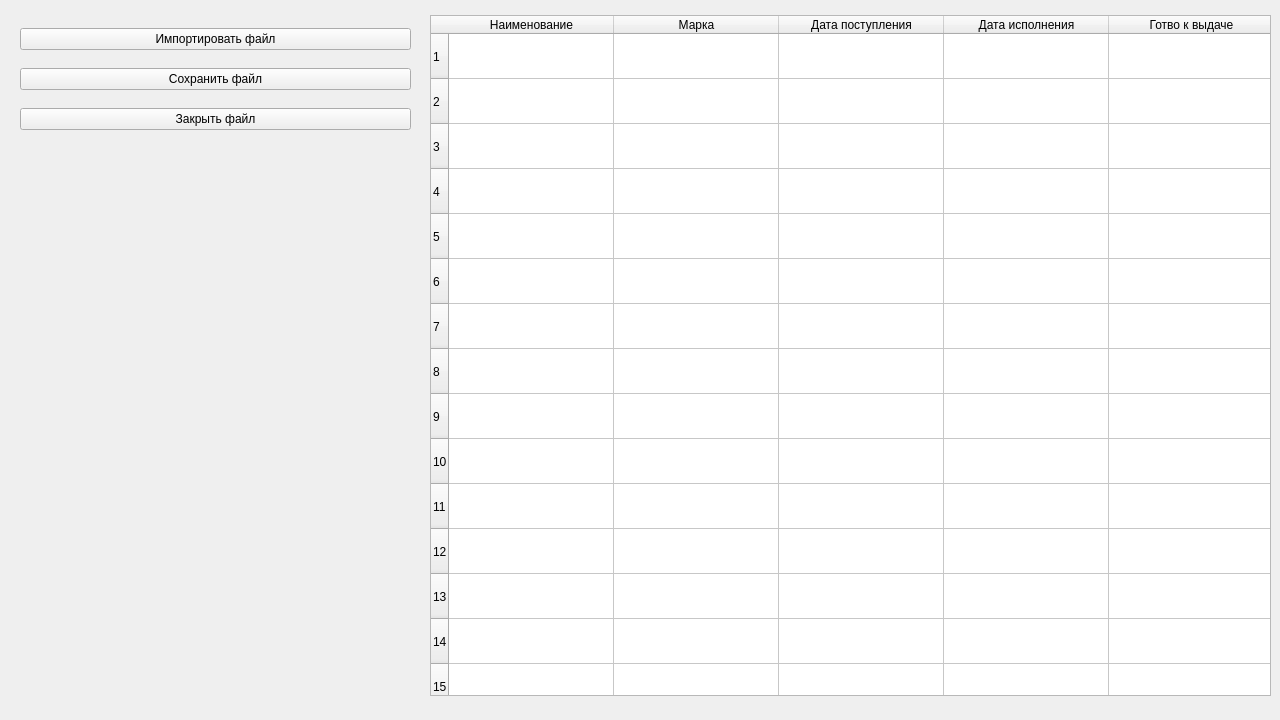
Before: the Qt Designer form LabWork_2/Task_2/mainwindow.ui in Max2772/FoA-P-2-Semester-, drawn with Qt 5.
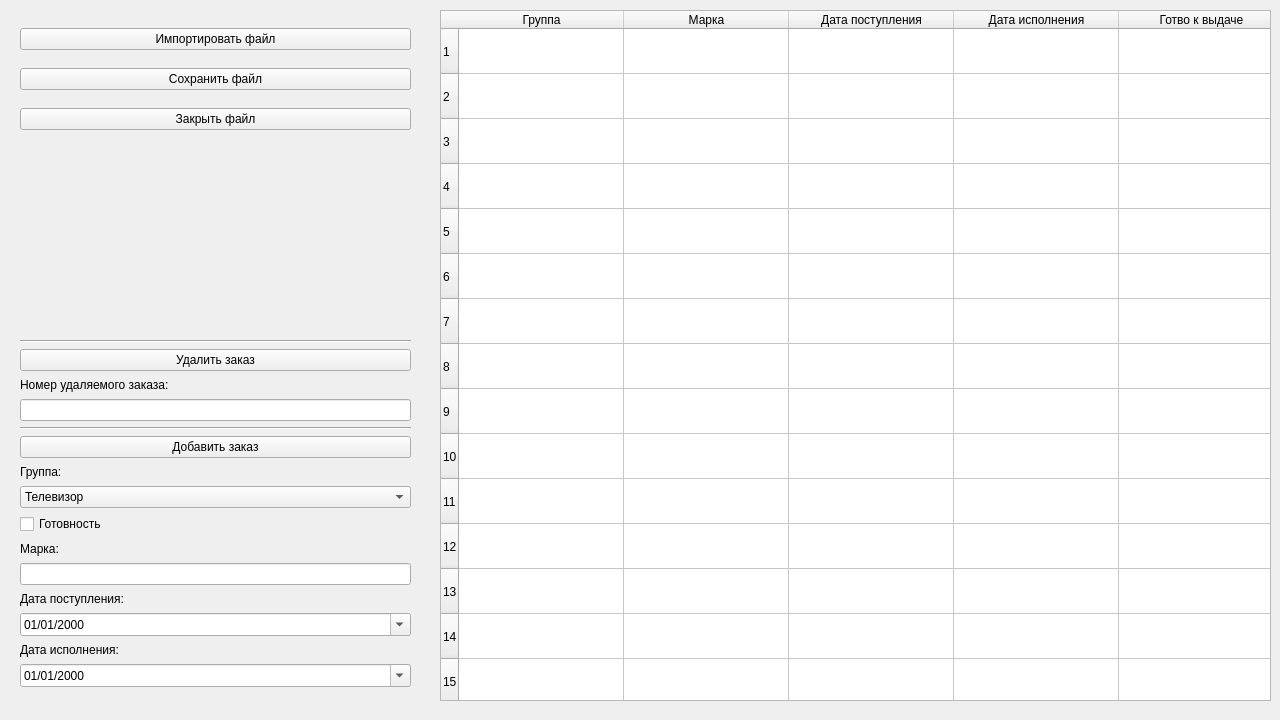
After: the same form once the commit is applied. Icons and pictures are not drawn.

Diff of the .ui file:
```diff
--- a/LabWork_2/Task_2/mainwindow.ui
+++ b/LabWork_2/Task_2/mainwindow.ui
@@ -44,10 +44,10 @@
    <widget class="QTableWidget" name="tableWidget">
     <property name="geometry">
      <rect>
-      <x>430</x>
-      <y>15</y>
-      <width>841</width>
-      <height>681</height>
+      <x>440</x>
+      <y>10</y>
+      <width>831</width>
+      <height>691</height>
      </rect>
     </property>
     <property name="sizePolicy">
@@ -133,7 +133,7 @@
     <row/>
     <column>
      <property name="text">
-      <string>Наименование</string>
+      <string>Группа</string>
      </property>
     </column>
     <column>
@@ -196,6 +196,156 @@
      </item>
     </layout>
    </widget>
+   <widget class="QWidget" name="verticalLayoutWidget_2">
+    <property name="geometry">
+     <rect>
+      <x>20</x>
+      <y>340</y>
+      <width>391</width>
+      <height>356</height>
+     </rect>
+    </property>
+    <layout class="QVBoxLayout" name="verticalLayout_2">
+     <item>
+      <widget class="Line" name="line">
+       <property name="orientation">
+        <enum>Qt::Horizontal</enum>
+       </property>
+      </widget>
+     </item>
+     <item>
+      <widget class="QPushButton" name="pushButtonDeleteOrder">
+       <property name="text">
+        <string>Удалить заказ</string>
+       </property>
+      </widget>
+     </item>
+     <item>
+      <widget class="QLabel" name="labelDeleteOrder">
+       <property name="text">
+        <string>Номер удаляемого заказа:</string>
+       </property>
+      </widget>
+     </item>
+     <item>
+      <widget class="QLineEdit" name="lineEditDeleteOrder"/>
+     </item>
+     <item>
+      <widget class="Line" name="line_2">
+       <property name="orientation">
+        <enum>Qt::Horizontal</enum>
+       </property>
+      </widget>
+     </item>
+     <item>
+      <widget class="QPushButton" name="pushButtonAdd">
+       <property name="text">
+        <string>Добавить заказ</string>
+       </property>
+      </widget>
+     </item>
+     <item>
+      <widget class="QLabel" name="labelGroupName">
+       <property name="text">
+        <string>Группа: </string>
+       </property>
+      </widget>
+     </item>
+     <item>
+      <widget class="QComboBox" name="comboBoxGroupName">
+       <property name="currentText">
+        <string>Телевизор</string>
+       </property>
+       <item>
+        <property name="text">
+         <string>Телевизор</string>
+        </property>
+       </item>
+       <item>
+        <property name="text">
+         <string>Радиотелефон</string>
+        </property>
+       </item>
+       <item>
+        <property name="text">
+         <string>Радио</string>
+        </property>
+       </item>
+       <item>
+        <property name="text">
+         <string>Музыкальный центр</string>
+        </property>
+       </item>
+       <item>
+        <property name="text">
+         <string>Прочее</string>
+        </property>
+       </item>
+      </widget>
+     </item>
+     <item>
+      <widget class="QCheckBox" name="checkBoxIsCompleted">
+       <property name="text">
+        <string>Готовность</string>
+       </property>
+      </widget>
+     </item>
+     <item>
+      <widget class="QLabel" name="labelBrand">
+       <property name="text">
+        <string>Марка:</string>
+       </property>
+      </widget>
+     </item>
+     <item>
+      <widget class="QLineEdit" name="lineEditBrand"/>
+     </item>
+     <item>
+      <widget class="QLabel" name="labelReceiptDate">
+       <property name="text">
+        <string>Дата поступления:</string>
+       </property>
+      </widget>
+     </item>
+     <item>
+      <widget class="QDateEdit" name="dateEditReceiptDate">
+       <property name="displayFormat">
+        <string>dd/MM/yyyy</string>
+       </property>
+       <property name="calendarPopup">
+        <bool>true</bool>
+       </property>
+      </widget>
+     </item>
+     <item>
+      <widget class="QLabel" name="labelCompletionDate">
+       <property name="text">
+        <string>Дата исполнения:</string>
+       </property>
+      </widget>
+     </item>
+     <item>
+      <widget class="QDateEdit" name="dateEditCompletionDate">
+       <property name="displayFormat">
+        <string>dd/MM/yyyy</string>
+       </property>
+       <property name="calendarPopup">
+        <bool>true</bool>
+       </property>
+      </widget>
+     </item>
+     <item>
+      <widget class="Line" name="line_3">
+       <property name="lineWidth">
+        <number>0</number>
+       </property>
+       <property name="orientation">
+        <enum>Qt::Horizontal</enum>
+       </property>
+      </widget>
+     </item>
+    </layout>
+   </widget>
   </widget>
  </widget>
  <resources/>
```
Left out of the diff: 3 changed lines with no effect on the pictures.
